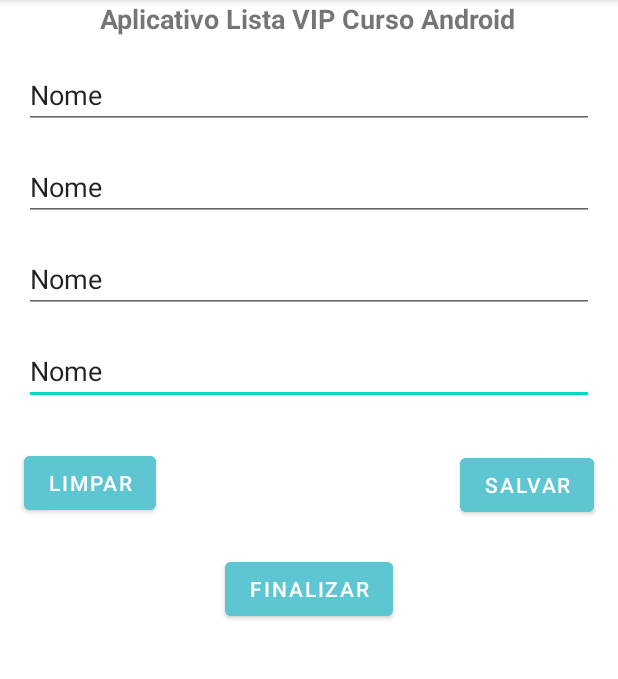
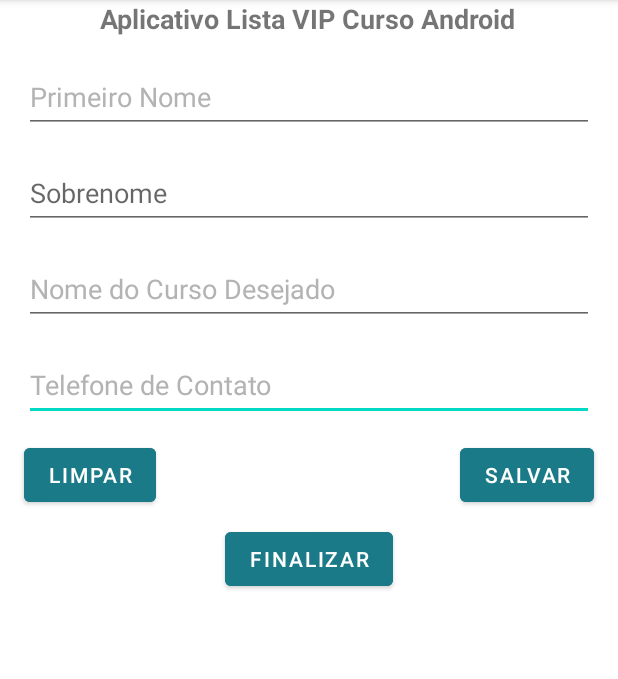
Before and after one commit to antoniocgodoi/CursoAndroid2023, an Android app: the screen it shows after launch (MainActivity), on a phone screen of 412 x 824 dp, the part 84-763 px from its top. Run offline under Robolectric (Android 15) with nearby library versions, the phone set to English and light mode, and no system bars.

Commit message:
Layout Design

```diff
--- a/AppListaCurso/app/src/main/res/layout/activity_main.xml
+++ b/AppListaCurso/app/src/main/res/layout/activity_main.xml
@@ -7,62 +7,70 @@
     tools:context=".MainActivity">
 
     <EditText
-        android:id="@+id/editTextTextPersonName5"
+        android:id="@+id/editText04"
         android:layout_width="match_parent"
-        android:layout_height="wrap_content"
+        android:layout_height="48dp"
         android:layout_margin="16dp"
+        android:elegantTextHeight="false"
         android:ems="10"
-        android:hint="Telefone de Contato"
+        android:hint="@string/txt_hint_text_04"
+        android:importantForAutofill="no"
         android:inputType="textPersonName"
-        android:text="Nome"
+        android:textColorHint="@color/ColorHintText"
         app:layout_constraintEnd_toEndOf="parent"
         app:layout_constraintStart_toStartOf="parent"
-        app:layout_constraintTop_toBottomOf="@+id/editTextTextPersonName4" />
+        app:layout_constraintTop_toBottomOf="@+id/editText03"
+        tools:ignore="Autofill" />
 
     <EditText
-        android:id="@+id/editTextTextPersonName4"
+        android:id="@+id/editText03"
         android:layout_width="match_parent"
-        android:layout_height="wrap_content"
+        android:layout_height="48dp"
         android:layout_margin="16dp"
+        android:elegantTextHeight="false"
         android:ems="10"
-        android:hint="Nome do Curso Desejado"
+        android:hint="@string/txt_hint_text_03"
         android:inputType="textPersonName"
-        android:text="Nome"
+        android:textColorHint="@color/ColorHintText"
         app:layout_constraintEnd_toEndOf="parent"
         app:layout_constraintStart_toStartOf="parent"
-        app:layout_constraintTop_toBottomOf="@+id/editTextTextPersonName3" />
+        app:layout_constraintTop_toBottomOf="@+id/editText02"
+        tools:ignore="Autofill" />
 
     <EditText
-        android:id="@+id/editTextTextPersonName3"
+        android:id="@+id/editText02"
         android:layout_width="match_parent"
-        android:layout_height="wrap_content"
+        android:layout_height="48dp"
         android:layout_margin="16dp"
+        android:elegantTextHeight="false"
         android:ems="10"
-        android:hint="Sobrenome"
+        android:hint="@string/txt_hint_text_02"
         android:inputType="textPersonName"
-        android:text="Nome"
         app:layout_constraintEnd_toEndOf="parent"
         app:layout_constraintStart_toStartOf="parent"
-        app:layout_constraintTop_toBottomOf="@+id/editTextTextPersonName" />
+        app:layout_constraintTop_toBottomOf="@+id/editText01"
+        tools:ignore="Autofill" />
 
     <EditText
-        android:id="@+id/editTextTextPersonName"
+        android:id="@+id/editText01"
         android:layout_width="match_parent"
-        android:layout_height="wrap_content"
+        android:layout_height="48dp"
         android:layout_margin="16dp"
+        android:elegantTextHeight="false"
         android:ems="10"
-        android:hint="Primeiro Nome"
+        android:hint="@string/txt_hint_text_01"
         android:inputType="textPersonName"
-        android:text="Nome"
+        android:textColorHint="@color/ColorHintText"
         app:layout_constraintEnd_toEndOf="parent"
         app:layout_constraintStart_toStartOf="parent"
-        app:layout_constraintTop_toBottomOf="@+id/textView" />
+        app:layout_constraintTop_toBottomOf="@+id/textView"
+        tools:ignore="Autofill" />
 
     <TextView
         android:id="@+id/textView"
         android:layout_width="wrap_content"
         android:layout_height="wrap_content"
-        android:text="Aplicativo Lista VIP Curso Android"
+        android:text="@string/titulo"
         android:textSize="18sp"
         android:textStyle="bold"
         app:layout_constraintEnd_toEndOf="parent"
@@ -74,37 +82,34 @@
         android:id="@+id/button"
         android:layout_width="wrap_content"
         android:layout_height="wrap_content"
-        android:layout_marginTop="28dp"
+        android:layout_marginTop="12dp"
         android:backgroundTint="@color/ColorButton"
-        android:text="LIMPAR"
+        android:text="@string/txt_button_01"
         app:layout_constraintEnd_toStartOf="@+id/button2"
-        app:layout_constraintHorizontal_bias="0.074"
-        app:layout_constraintStart_toStartOf="parent"
-        app:layout_constraintTop_toBottomOf="@+id/editTextTextPersonName5" />
+        app:layout_constraintHorizontal_bias="0.0"
+        app:layout_constraintStart_toStartOf="@+id/editText04"
+        app:layout_constraintTop_toBottomOf="@+id/editText04" />
 
     <Button
         android:id="@+id/button2"
         android:layout_width="wrap_content"
         android:layout_height="wrap_content"
+        android:layout_marginTop="12dp"
         android:layout_marginEnd="16dp"
-        android:layout_marginBottom="21dp"
         android:backgroundTint="@color/ColorButton"
-        android:text="SALVAR"
-        app:layout_constraintBottom_toTopOf="@+id/button3"
+        android:text="@string/txt_button_02"
         app:layout_constraintEnd_toEndOf="parent"
-        app:layout_constraintTop_toBottomOf="@+id/editTextTextPersonName5"
-        app:layout_constraintVertical_bias="1.0" />
+        app:layout_constraintTop_toBottomOf="@+id/editText04" />
 
     <Button
         android:id="@+id/button3"
         android:layout_width="wrap_content"
         android:layout_height="wrap_content"
+        android:layout_marginTop="8dp"
         android:backgroundTint="@color/ColorButton"
-        android:text="FINALIZAR"
-        app:layout_constraintBottom_toBottomOf="parent"
+        android:text="@string/txt_button_03"
         app:layout_constraintEnd_toEndOf="parent"
         app:layout_constraintStart_toStartOf="parent"
-        app:layout_constraintTop_toBottomOf="@+id/button"
-        app:layout_constraintVertical_bias="0.061" />
+        app:layout_constraintTop_toBottomOf="@+id/button2" />
 
 </androidx.constraintlayout.widget.ConstraintLayout>
--- a/AppListaCurso/app/src/main/res/values/colors.xml
+++ b/AppListaCurso/app/src/main/res/values/colors.xml
@@ -8,6 +8,7 @@
     <color name="black">#FF000000</color>
     <color name="white">#FFFFFFFF</color>
     <color name="amarelo">#FFEB3B</color>
-    <color name="ColorButton">#5EC6D3</color>
+    <color name="ColorButton">#1A7A87</color>
+    <color name="ColorHintText">#B3B3B3</color>
 
 </resources>
--- a/AppListaCurso/app/src/main/res/values/strings.xml
+++ b/AppListaCurso/app/src/main/res/values/strings.xml
@@ -1,3 +1,11 @@
 <resources>
     <string name="app_name">AppListaCurso</string>
+    <string name="titulo">Aplicativo Lista VIP Curso Android</string>
+    <string name="txt_hint_text_01">Primeiro Nome</string>
+    <string name="txt_hint_text_02">Sobrenome</string>
+    <string name="txt_hint_text_03">Nome do Curso Desejado</string>
+    <string name="txt_hint_text_04">Telefone de Contato</string>
+    <string name="txt_button_01">LIMPAR</string>
+    <string name="txt_button_02">SALVAR</string>
+    <string name="txt_button_03">FINALIZAR</string>
 </resources>
```
